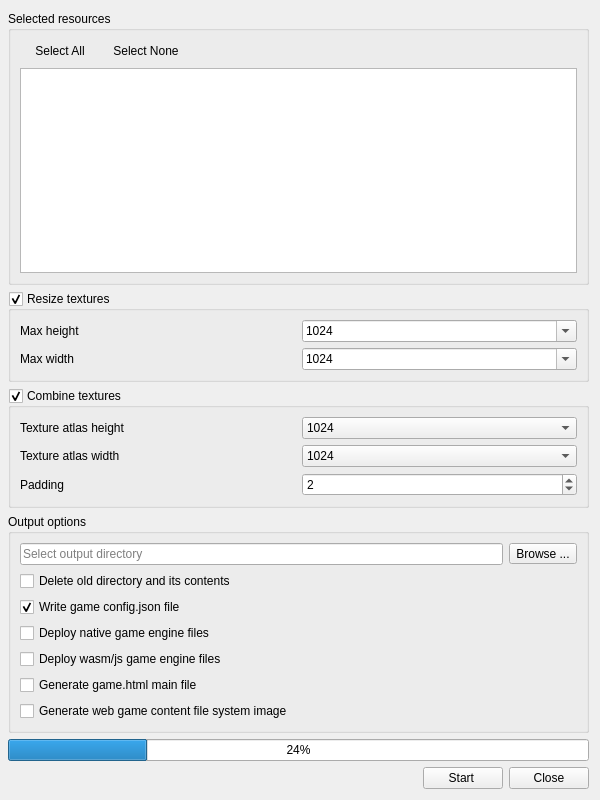
Old version of the form editor/gui/dlgpackage.ui in the repository ensisoft/detonator.
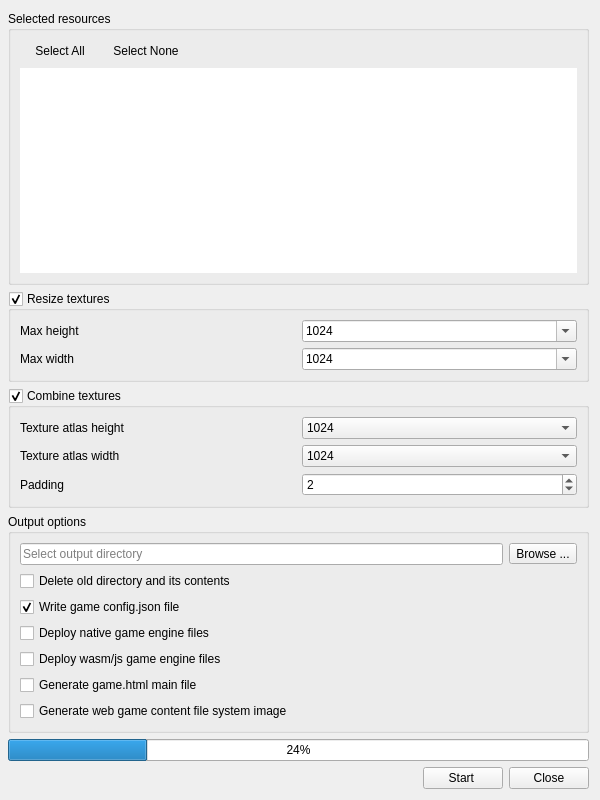
New version of the form. Icons and pictures are not drawn.

Patch:
```diff
--- a/editor/gui/dlgpackage.ui
+++ b/editor/gui/dlgpackage.ui
@@ -68,7 +68,11 @@
        </layout>
       </item>
       <item>
-       <widget class="QListWidget" name="listWidget"/>
+       <widget class="QListWidget" name="listWidget">
+        <property name="frameShape">
+         <enum>QFrame::NoFrame</enum>
+        </property>
+       </widget>
       </item>
      </layout>
     </widget>
```
